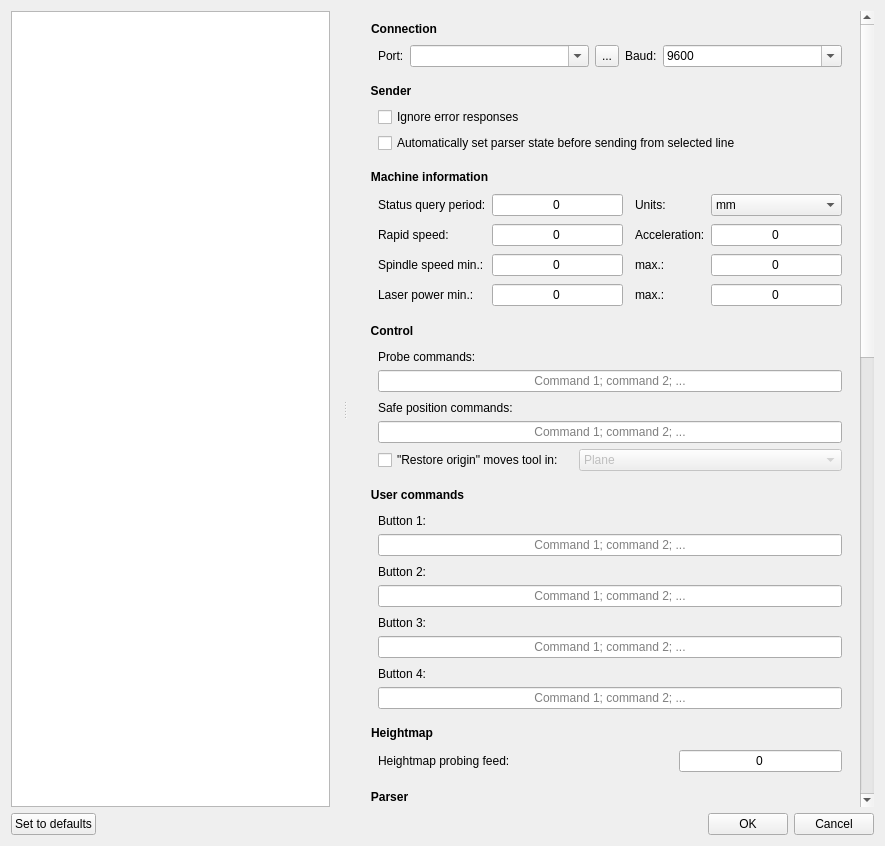
Qt form src/frmsettings.ui (Denvi/Candle) before a commit.
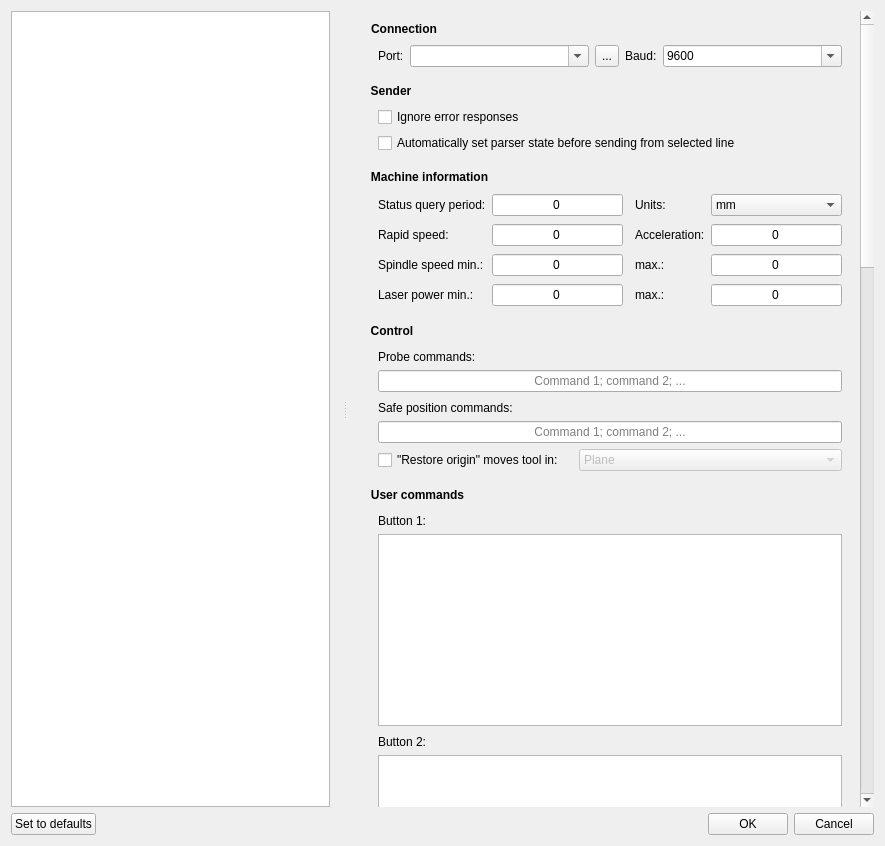
The same form after that commit. Icons and pictures are not drawn. Custom widgets are drawn as their Qt base class.

Commit message: Text boxes for user commands are multiline now.

```diff
--- a/src/frmsettings.ui
+++ b/src/frmsettings.ui
@@ -87,9 +87,9 @@
        <property name="geometry">
         <rect>
          <x>0</x>
-         <y>-1496</y>
+         <y>-1023</y>
          <width>543</width>
-         <height>2271</height>
+         <height>2939</height>
         </rect>
        </property>
        <layout class="QVBoxLayout" name="verticalLayout_4">
@@ -570,9 +570,9 @@
             </widget>
            </item>
            <item>
-            <widget class="QLineEdit" name="txtUserCommand0">
-             <property name="alignment">
-              <set>Qt::AlignCenter</set>
+            <widget class="QPlainTextEdit" name="txtUserCommand0">
+             <property name="plainText">
+              <string/>
              </property>
              <property name="placeholderText">
               <string>Command 1; command 2; ...</string>
@@ -593,9 +593,9 @@
             </widget>
            </item>
            <item>
-            <widget class="QLineEdit" name="txtUserCommand1">
-             <property name="alignment">
-              <set>Qt::AlignCenter</set>
+            <widget class="QPlainTextEdit" name="txtUserCommand1">
+             <property name="plainText">
+              <string/>
              </property>
              <property name="placeholderText">
               <string>Command 1; command 2; ...</string>
@@ -616,9 +616,9 @@
             </widget>
            </item>
            <item>
-            <widget class="QLineEdit" name="txtUserCommand2">
-             <property name="alignment">
-              <set>Qt::AlignCenter</set>
+            <widget class="QPlainTextEdit" name="txtUserCommand2">
+             <property name="plainText">
+              <string/>
              </property>
              <property name="placeholderText">
               <string>Command 1; command 2; ...</string>
@@ -639,9 +639,9 @@
             </widget>
            </item>
            <item>
-            <widget class="QLineEdit" name="txtUserCommand3">
-             <property name="alignment">
-              <set>Qt::AlignCenter</set>
+            <widget class="QPlainTextEdit" name="txtUserCommand3">
+             <property name="plainText">
+              <string/>
              </property>
              <property name="placeholderText">
               <string>Command 1; command 2; ...</string>
```
The commit also changes 3 other files.
